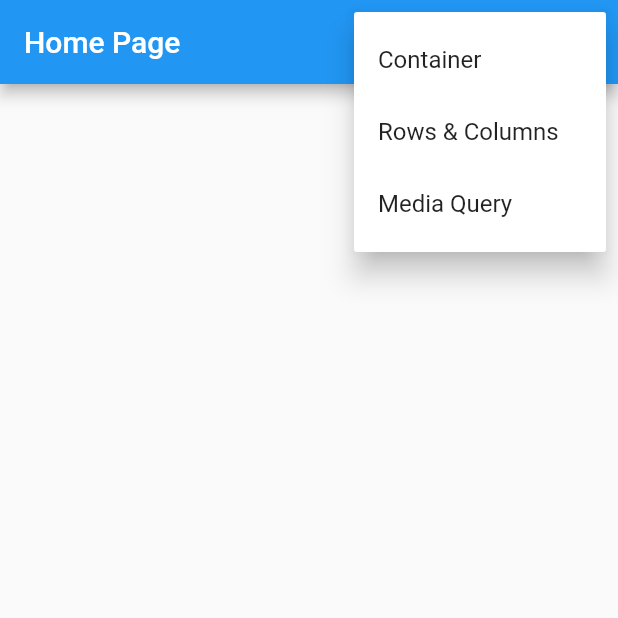
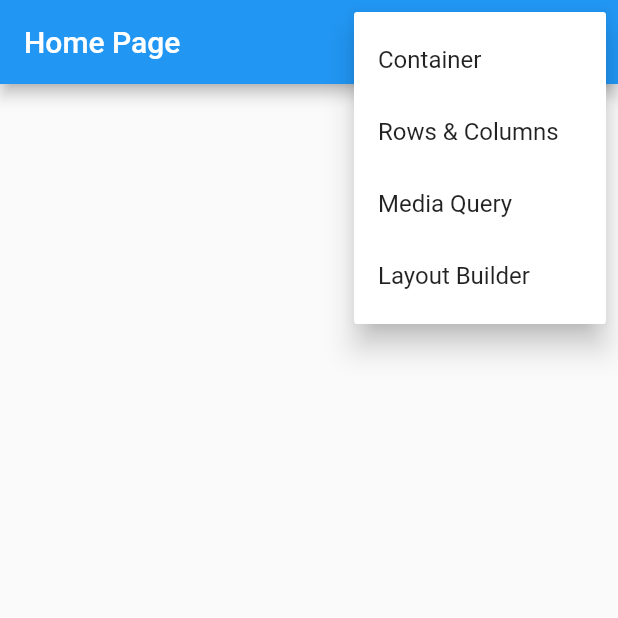
Before and after one commit to caneto/flutter_academiadoflutter, a Flutter app: the screen it shows after launch, after a tap on the "more vert" icon, on a phone screen of 412 x 824 dp, the top half of it. Run offline on Flutter 3.47's test engine with Material 2 defaults, Android fonts, the phone set to English and light mode, and no system bars; our stand-ins replace device_preview.

Commit message:
Aula de LayoutBuilder

```diff
--- a/flutter_primeiro_projeto/lib/main.dart
+++ b/flutter_primeiro_projeto/lib/main.dart
@@ -1,13 +1,18 @@
 import 'package:flutter/material.dart';
 import 'package:flutter_primeiro_projeto/pages/container/container_page.dart';
 import 'package:flutter_primeiro_projeto/pages/home/home_page.dart';
-import 'package:flutter_primeiro_projeto/pages/media_query/media_query_page.dart';
+import 'package:device_preview/device_preview.dart';
+import 'package:flutter_primeiro_projeto/pages/layout_builder/layout_builder_page.dart';
 
+import 'pages/media_query/media_query_page.dart';
 import 'pages/rows_columns/rows_columns_page.dart';
 
-void main() {
-  runApp(const MyApp());
-}
+void main() => runApp(
+  DevicePreview(
+    enabled: false,
+    builder: (BuildContext context) => MyApp(),
+  ),
+);
 
 class MyApp extends StatelessWidget {
   const MyApp({super.key});
@@ -16,15 +21,18 @@ class MyApp extends StatelessWidget {
   Widget build(BuildContext context) {
     return MaterialApp(
       debugShowCheckedModeBanner: false,
+      //useInheritedMediaQuery: true,
+      locale: DevicePreview	.locale(context),
+      builder: DevicePreview.appBuilder,
       title: 'Flutter Primero Projeto',
-      theme: ThemeData(
-        primarySwatch: Colors.blue,
-      ),
+      theme: ThemeData.light(),
+      darkTheme: ThemeData.dark(),
       routes: {
         '/': (_) => const HomePage(),
         '/container': (_) => const ContainerPage(),
         '/rows_columns': (_) => const RowsColumnsPage(),
         '/media_query': (_) => const MediaQueryPage(),
+        '/layout_builder': (_) => const LayoutBuilderPage(),
       },
     );
   }
--- a/flutter_primeiro_projeto/lib/pages/home/home_page.dart
+++ b/flutter_primeiro_projeto/lib/pages/home/home_page.dart
@@ -4,6 +4,7 @@ enum PopupMenuPages {
   container,
   rows_columns,
   media_query,
+  layout_builder,
 }
 
 class HomePage extends StatelessWidget {
@@ -28,6 +29,9 @@ class HomePage extends StatelessWidget {
                   case PopupMenuPages.media_query:
                     Navigator.of(context).pushNamed('/media_query');
                     break;
+                  case PopupMenuPages.layout_builder:
+                    Navigator.of(context).pushNamed('/layout_builder');
+                    break;
                 }
               },
               itemBuilder: (BuildContext context) {
@@ -43,6 +47,10 @@ class HomePage extends StatelessWidget {
                   const PopupMenuItem<PopupMenuPages>(
                     value: PopupMenuPages.media_query,
                     child: Text('Media Query'),
+                  ),
+                  const PopupMenuItem<PopupMenuPages>(
+                    value: PopupMenuPages.layout_builder,
+                    child: Text('Layout Builder'),
                   )
                 ];
               })
--- a/flutter_primeiro_projeto/pubspec.yaml
+++ b/flutter_primeiro_projeto/pubspec.yaml
@@ -36,6 +36,7 @@ dependencies:
   # The following adds the Cupertino Icons font to your application.
   # Use with the CupertinoIcons class for iOS style icons.
   cupertino_icons: ^1.0.2
+  device_preview: ^1.1.0
 
 dev_dependencies:
   flutter_test:
```
Also changed, not shown: flutter_primeiro_projeto/lib/pages/layout_builder/layout_builder_page.dart (added, +36 -0 lines).
